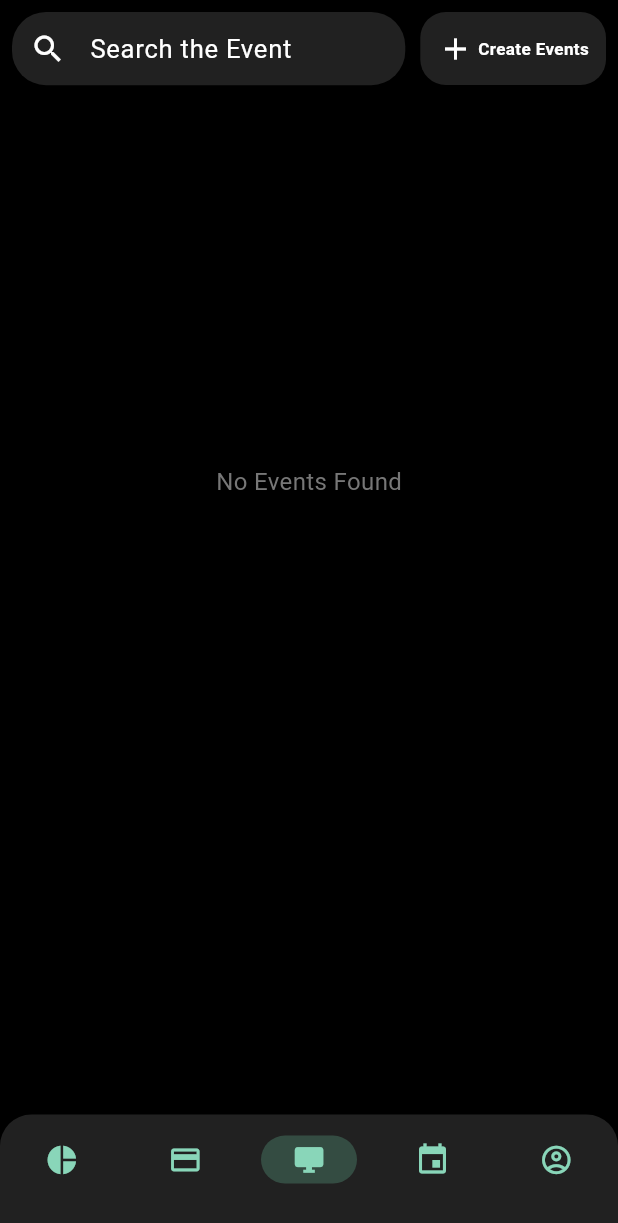
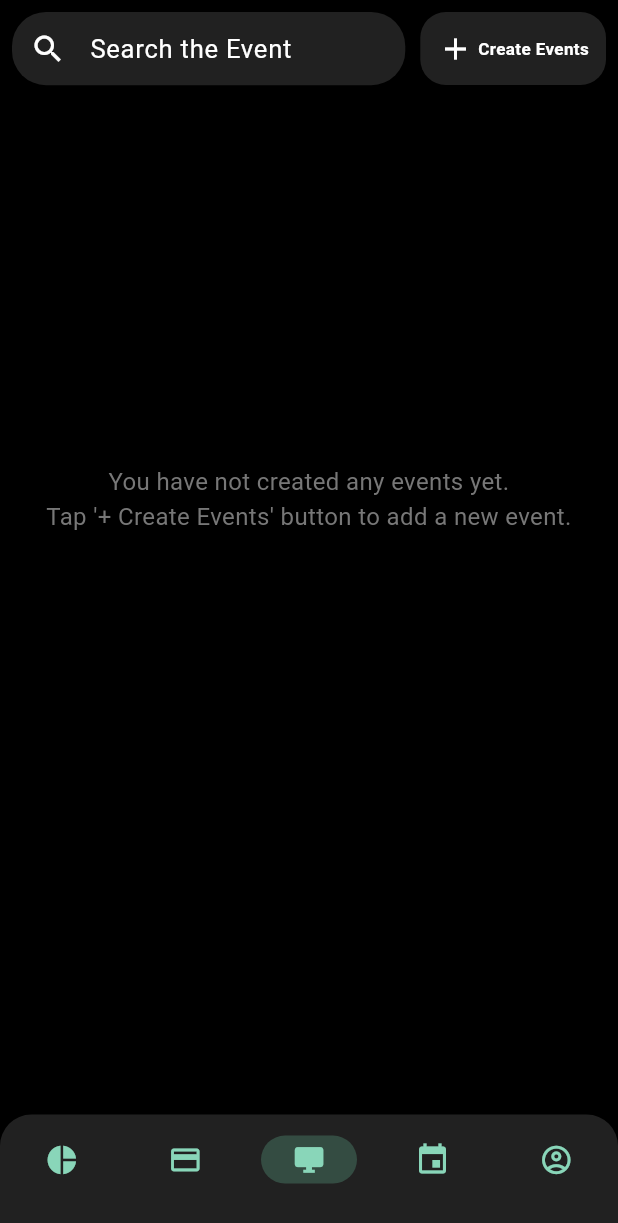
Before and after one commit to safwanmv/Event-Fund-Manager, a Flutter app: the MainScreen screen opened directly, on a phone screen of 412 x 824 dp. Shown: the top 1223 px of the screen. Run offline on Flutter 3.47's test engine with Material 3 defaults, Android fonts, the phone set to English and light mode, and no system bars; our stand-ins replace fl_chart, flutter_screenutil, flutter_slidable, hive, hive_flutter; accounts and stored records are empty.

```diff
--- /dev/null
+++ b/lib/constants/text_messages.dart
@@ -0,0 +1,6 @@
+class TextMessages {
+  static const String noTransaction = "No transaction yet";
+  static const String noEvents =
+      "You have not created any events yet.\nTap '+ Create Events' button to add a new event.";
+
+}
--- a/lib/screens/Main Screen/Balance/transaction_list.dart
+++ b/lib/screens/Main Screen/Balance/transaction_list.dart
@@ -1,6 +1,8 @@
+import 'package:expense_tracker/constants/text_messages.dart';
 import 'package:expense_tracker/db/transaction_db/transaction_db.dart';
 import 'package:expense_tracker/models/categroy/category_model.dart';
 import 'package:expense_tracker/models/transaction/transaction%20_model.dart';
+import 'package:expense_tracker/widgets/Empty_data/text_message_widget.dart';
 import 'package:flutter/material.dart';
 import 'package:flutter_screenutil/flutter_screenutil.dart';
 import 'package:flutter_slidable/flutter_slidable.dart';
@@ -25,12 +27,7 @@ class TransactionList extends StatelessWidget {
         }
 
         if (filteredList.isEmpty) {
-          return Center(
-            child: Text(
-              "No Transactions Found",
-              style: TextStyle(fontSize: 16.sp),
-            ),
-          );
+          return EmptyDataContainer(text: TextMessages.noTransaction);
         }
 
         return ListView.separated(
--- a/lib/screens/Main Screen/Home/home_screen.dart
+++ b/lib/screens/Main Screen/Home/home_screen.dart
@@ -1,12 +1,13 @@
 import 'dart:developer';
 
 import 'package:expense_tracker/CustomWidgets/c_text_form_field.dart';
+import 'package:expense_tracker/constants/text_messages.dart';
 import 'package:expense_tracker/db/Event_db/event_db.dart';
 import 'package:expense_tracker/db/transaction_db/transaction_db.dart';
 import 'package:expense_tracker/models/Events/event_model.dart';
 import 'package:expense_tracker/screens/Main%20Screen/Home/eventAddBottomSheet.dart';
 import 'package:expense_tracker/screens/chart/bar_chart_screen.dart';
-import 'package:expense_tracker/widgets/Empty_data/empty_data_container.dart';
+import 'package:expense_tracker/widgets/Empty_data/text_message_widget.dart';
 import 'package:expense_tracker/widgets/homcreen_top_banner/homescreen_top_banner.dart';
 import 'package:flutter/material.dart';
 import 'package:flutter_screenutil/flutter_screenutil.dart';
@@ -173,13 +174,27 @@ class _HomeScreenState extends State<HomeScreen> {
                 : SizedBox(height: 10.h),
 
             HomescreenTopBanner(),
-            EventDb.instance.getAllEvents().isEmpty
-                ? EmptyDataContainer()
+
+            ValueListenableBuilder(
+              valueListenable: EventDb.instance.eventListNotifer,
+              builder: (context, eventList, child) {
+                return eventList.isEmpty
+                    ? EmptyDataContainer(text: TextMessages.noEvents)
+                    : ValueListenableBuilder(
+                        valueListenable:
+                            TransactionDb.instance.transactionListNotifer,
+
+                        builder: (context, transactionList, _) {
+                          return transactionList.isEmpty
+                              ? EmptyDataContainer(
+                                  text: TextMessages.noTransaction,
+                                )
                               : Padding(
                                   padding: EdgeInsets.only(left: 22.w),
 
                                   child: Column(
-                      crossAxisAlignment: CrossAxisAlignment.start,
+                                    crossAxisAlignment:
+                                        CrossAxisAlignment.start,
                                     children: [
                                       // SizedBox(height: 20.h),
                                       // Text(
@@ -200,6 +215,10 @@ class _HomeScreenState extends State<HomeScreen> {
                                       BarChartScreen(),
                                     ],
                                   ),
+                                );
+                        },
+                      );
+              },
             ),
           ],
         ),
--- a/lib/screens/Main Screen/main_screen.dart
+++ b/lib/screens/Main Screen/main_screen.dart
@@ -21,11 +21,9 @@ class MainScreen extends StatelessWidget {
   @override
   Widget build(BuildContext context) {
     final color = Theme.of(context).colorScheme;
-    return SafeArea(
-      bottom: false,
-      child: Scaffold(
+    return Scaffold(
       body: Padding(
-          padding: const EdgeInsets.only(top: 8.0,left: 8,right: 8,),
+        padding: const EdgeInsets.only(top: 8.0, left: 8, right: 8),
         child: Container(
           decoration: BoxDecoration(
             color: color.surface,
@@ -46,7 +44,9 @@ class MainScreen extends StatelessWidget {
       ),
 
       bottomNavigationBar: const BottomNaviagtion(),
-      ),
     );
   }
 }
+
+
+//analythics screen drop down and new screen when we tap the event from the event list and go to that page and we can add money and see other detials
--- a/lib/widgets/Empty_data/empty_data_container.dart
+++ b/lib/widgets/Empty_data/text_message_widget.dart
@@ -1,16 +1,18 @@
 import 'package:flutter/widgets.dart';
 
 class EmptyDataContainer extends StatelessWidget {
-  const EmptyDataContainer({super.key});
+  final String text;
+  const EmptyDataContainer({super.key, required this.text});
 
   @override
   Widget build(BuildContext context) {
     return Center(
       child: Container(
         padding: const EdgeInsets.all(16),
-        child: const Text(
-          "No Events Found",
+        child: Text(
+          text,
           style: TextStyle(fontSize: 16, color: Color(0xFF777777)),
+          textAlign: TextAlign.center,
         ),
       ),
     );
```
Also changed, not shown: lib/db/Category_db/category_db.dart (+6 -2 lines), lib/screens/Main Screen/Balance/Add Screen/category_add_bottom_sheet.dart (+15 -9 lines), lib/screens/Main Screen/Balance/Add Screen/transaction_add_bottom_sheet.dart (+20 -9 lines), lib/screens/Main Screen/Balance/balance_screen.dart (+33 -20 lines), lib/screens/Main Screen/Events/events_list.dart (+7 -1 lines). Lines whose indentation alone changed are shown as unchanged.
